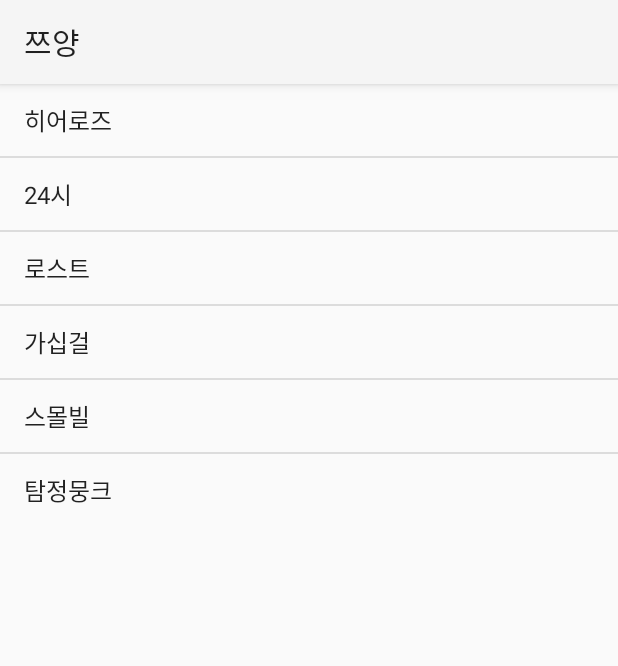
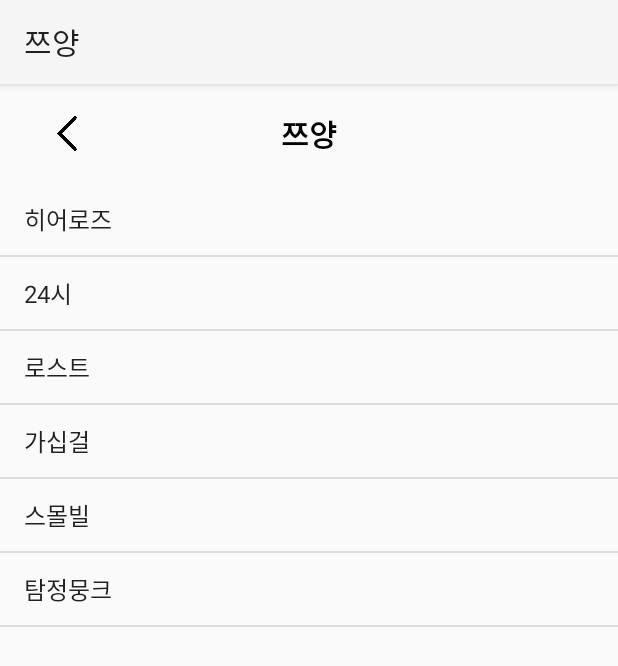
Before and after one commit to Tori158/good-store, an Android app: the JyangActivity screen opened directly, with no data from a screen before it, on a phone screen of 412 x 824 dp. Shown: the top 666 px of the screen. Run offline under Robolectric (Android 15) with nearby library versions, the phone set to English and light mode, and no system bars.

Commit message:
Design: 버튼 및 타이틀 추가 리스트 뷰조정

```diff
--- a/app/src/main/res/layout/activity_jyang.xml
+++ b/app/src/main/res/layout/activity_jyang.xml
@@ -1,15 +1,44 @@
-<?xml version="1.0" encoding="utf-8"?>
 <LinearLayout xmlns:android="http://schemas.android.com/apk/res/android"
     xmlns:app="http://schemas.android.com/apk/res-auto"
     xmlns:tools="http://schemas.android.com/tools"
     android:id="@+id/main"
     android:layout_width="match_parent"
     android:layout_height="match_parent"
+    android:orientation="vertical"
     tools:context=".celebrity.JyangActivity">
+
+    <RelativeLayout
+        android:layout_width="match_parent"
+        android:layout_height="wrap_content">
+
+        <ImageButton
+            android:id="@+id/back_button"
+            android:layout_width="73dp"
+            android:layout_height="50dp"
+            android:padding="13dp"
+            android:layout_margin="8dp"
+            android:background="@null"
+            android:scaleType="fitCenter"
+            app:srcCompat="@drawable/back"
+            android:contentDescription="뒤로가기버튼"/>
+
+        <TextView
+            android:id="@+id/toolbar_title"
+            android:layout_width="wrap_content"
+            android:layout_height="wrap_content"
+            android:layout_centerInParent="true"
+            android:text="쯔양"
+            android:textColor="@android:color/black"
+            android:textSize="20sp"
+            android:textStyle="bold" />
+    </RelativeLayout>
 
     <ListView
         android:id="@+id/ListView1"
         android:layout_width="match_parent"
-        android:layout_height="wrap_content" />
+        android:layout_height="0dp"
+        android:layout_weight="1" >
+
+    </ListView>
 
 </LinearLayout>
```
Also changed, not shown: app/src/main/res/layout/activity_pungja.xml (+27 -0 lines), app/src/main/res/layout/activity_sangmu.xml (+27 -0 lines), app/src/main/res/layout/activity_sungsi.xml (+27 -0 lines), app/src/main/res/values/styles.xml (added, +11 -0 lines).
